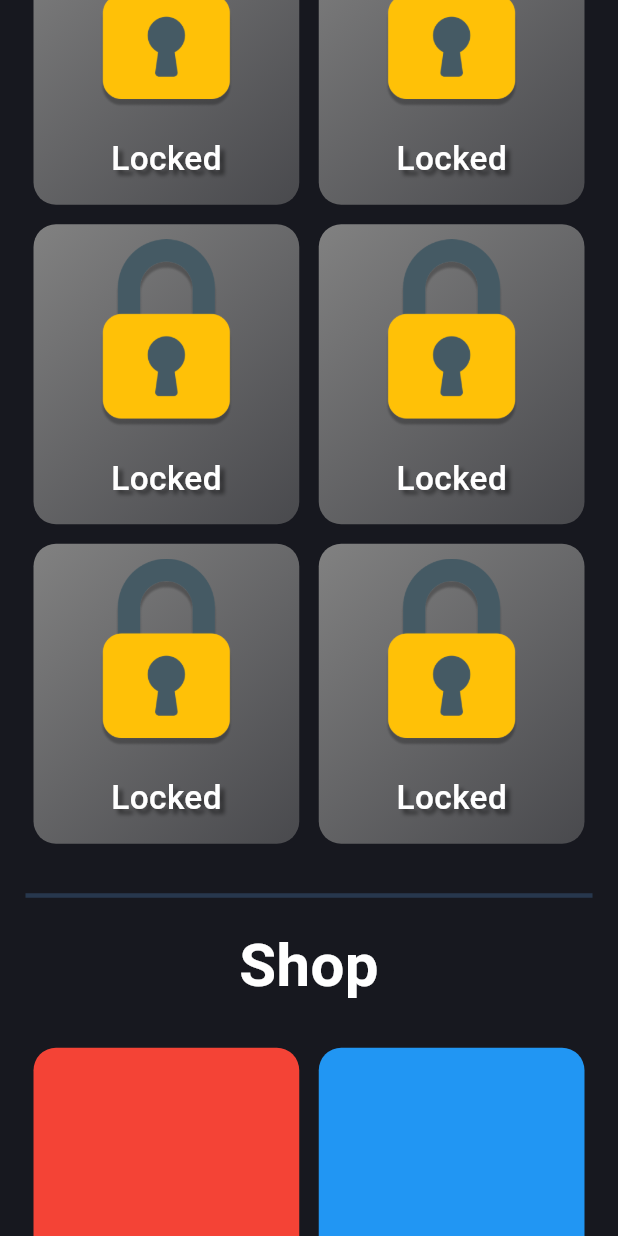
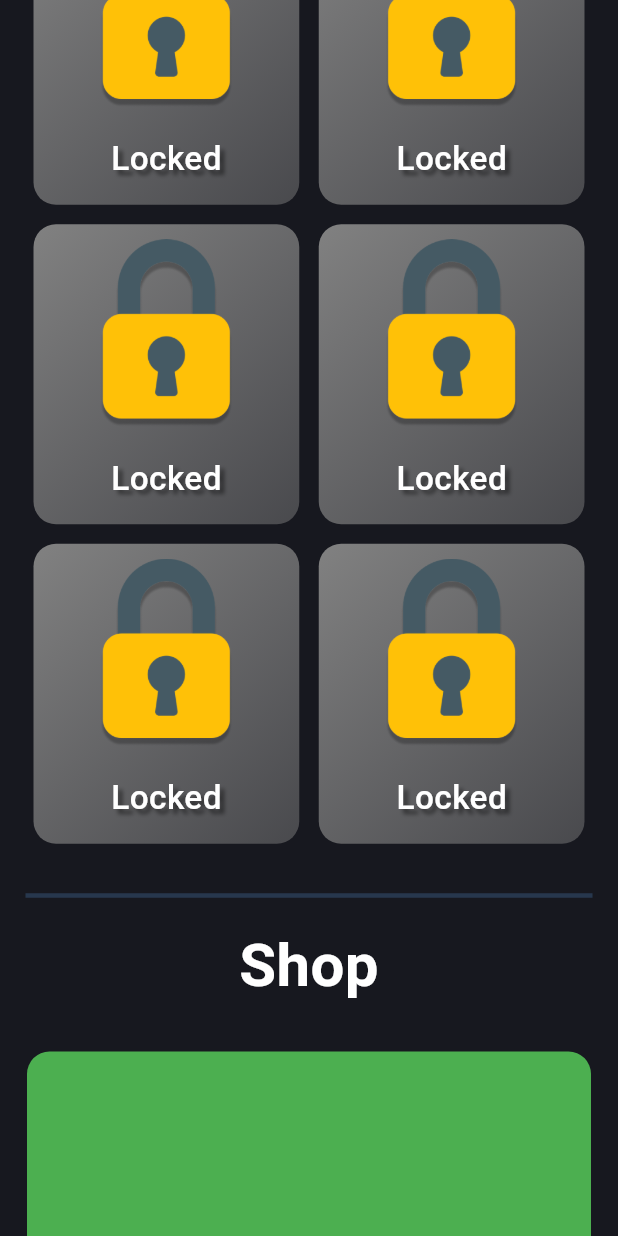
Before and after one commit to AlexPop576/patrocle_repository, a Flutter app: the Inventory screen opened directly, scrolled down 576 dp, on a phone screen of 412 x 824 dp. Run offline on Flutter 3.47's test engine with Material 3 defaults, Android fonts, the light colour scheme and no system bars; our stand-ins replace google_nav_bar, lottie, page_transition, sqflite, sqflite_common_ffi; missing offline and left inert: translator; accounts and stored records are empty.

Commit message:
shop changes

```diff
--- /dev/null
+++ b/lib/Components/shop_tile.dart
@@ -0,0 +1,26 @@
+import 'package:flutter/material.dart';
+
+class ShopTile extends StatelessWidget {
+  ShopTile({super.key, required this.colorIndex});
+  int? colorIndex = 1;
+  List<Color> color = [
+    Colors.blue,
+    Colors.red,
+    Colors.green,
+  ];
+
+  @override
+  Widget build(BuildContext context) {
+    return Padding(
+      padding: const EdgeInsets.symmetric(vertical: 9, horizontal: 18),
+      child: Container(
+        height: 200,
+        width: MediaQuery.of(context).size.width * 0.43,
+        decoration: BoxDecoration(
+          color: color[colorIndex!],
+          borderRadius: const BorderRadius.all(Radius.circular(15)),
+        ),
+      )
+    );
+  }
+}
--- a/lib/Homepage/inventory.dart
+++ b/lib/Homepage/inventory.dart
@@ -1,5 +1,6 @@
 import 'package:flutter/material.dart';
 import 'package:lottie/lottie.dart';
+import 'package:patrocle/Components/shop_tile.dart';
 import 'package:patrocle/Components/trophy_tile.dart';
 
 import '../Database/database_helper.dart';
@@ -157,35 +158,9 @@
                       physics: NeverScrollableScrollPhysics(),
                       itemCount: 4,
                       itemBuilder: (context, index) {
-                        int newIndex = index * 2 + 1;
-                        return Row(
-                          mainAxisAlignment: MainAxisAlignment.center,
-                          children: [
-                            Padding(
-                              padding: const EdgeInsets.all(6.5),
-                              child: Container(
-                                height: 200,
-                                width: MediaQuery.of(context).size.width * 0.43,
-                                decoration: BoxDecoration(
-                                  color: Colors.red,
-                                  borderRadius:
-                                      const BorderRadius.all(Radius.circular(15)),
-                                ),
-                              ),
-                            ),
-                            Padding(
-                              padding: const EdgeInsets.all(6.5),
-                              child: Container(
-                                height: 200,
-                                width: MediaQuery.of(context).size.width * 0.43,
-                                decoration: BoxDecoration(
-                                  color: Colors.blue,
-                                  borderRadius:
-                                      const BorderRadius.all(Radius.circular(15)),
-                                ),
-                              ),
-                            ),
-                          ],
+                        return ShopTile(
+
+                          colorIndex: 2,
                         );
                       },
                     );
--- a/lib/Quizpage/quizpage.dart
+++ b/lib/Quizpage/quizpage.dart
@@ -729,6 +729,7 @@
       return Lesson(
         country: country,
         subject: subject,
+        language: language,
       );
     } else if (pageIndex != pageMax + 1) {
       final question = questions[questionNumber[pageIndex - 1]];
@@ -741,6 +742,7 @@
       final int questionType = int.parse(question['type'].toString());
 
       if (questionType == 1) {
+
         return TestPage1(
           key: ValueKey('TestPage1-${pageIndex}'),
           getAnswerFunction: getAnswer,
@@ -749,6 +751,7 @@
           answersJSON: question['answer'].toString(),
           correct_answer: question['correct_answer'].toString(),
           givenAnswer: 0,
+          language: language,
         );
       } else if (questionType == 2) {
         return TestPage2(
@@ -756,12 +759,14 @@
           getAnswerFunction: getAnswer,
           question: question['question_text'].toString(),
           answer: question['correct_answer'].toString(),
+          language: language,
         );
       } else if (questionType == 3) {
         return TestPage3(
           key: ValueKey('TestPage4-${pageIndex}'),
           getAnswerFunction: getAnswer,
           answers: question['answer'].toString(),
+          language: language,
         );
       } else if (questionType == 4) {
         return TestPage4(
@@ -769,6 +774,7 @@
           getAnswerFunction: getAnswer,
           answer: int.parse(question['correct_answer']),
           question: question['question_text'].toString(),
+          language: language,
         );
       } else {
         print('Unexpected Question Type: $questionType');
--- a/lib/Theme/translations.dart
+++ b/lib/Theme/translations.dart
@@ -87,6 +87,7 @@
       "Access" : "Access",
       "Lessons" : "Lessons",
       "You`ve got 1 correct answer!" : "You`ve got 1 correct answer!",
+      "Match the words with the help of the colors:" : "Match the words with the help of the colors:",
       "EP_QMSG" : "Do you want to stop editing your profile? If you quit, you`ll lose your progress.",
       "QP_QMSG" : "Do you want to end your learning session? If you quit, you`ll lose your progress.",
       "AP_QMSG" : "Do you want to quit adding the test? If you quit, you`ll lose your work.",
@@ -372,6 +373,7 @@
       "Access" : "Acces",
       "Lessons" : "Lecții",
       "You`ve got 1 correct answer!" : "Ai 1 raspuns corect!",
+      "Match the words with the help of the colors:" : "Potrivește cuvintele cu ajutorul culorilor:",
       "EP_QMSG" : "Vrei să nu-ți mai editezi profilul? Dacă renunți, îți vei pierde progresul.",
       "QP_QMSG" : "Vrei să închei sesiunea de învățare? Dacă renunți, vei pierde progresul tău.",
       "AP_QMSG" : "Vrei să renunți la adăugarea testului? Dacă renunți, îți vei pierde munca.",
@@ -657,6 +659,7 @@
       "Access" : "Hozzáférés",
       "Lessons" : "Orák",
       "You`ve got 1 correct answer!" : "Egy helyes válaszod van!",
+      "Match the words with the help of the colors:" : "Párosítsd a szavakat a színek segítségével:",
       "EP_QMSG" : "Akarja abbahagyni a profil szerkesztését? Ha kilép, elveszíti az előrehaladását.",
       "QP_QMSG" : "Szeretnéd befejezni a tanulási szakaszod? Ha kilépsz, elveszíted a haladásodat.",
       "AP_QMSG" : "Szeretnéd abbahagyni a teszt hozzáadását? Ha abbahagyod, elveszíted a munkádat.",
@@ -942,6 +945,7 @@
       "Access" : "Acceso",
       "Lessons" : "Lecciones",
       "You`ve got 1 correct answer!" : "¡Tienes 1 respuesta correcta!",
+      "Match the words with the help of the colors:" : "Empareja las palabras con la ayuda de los colores:",
       "EP_QMSG" : "¿Quieres dejar de editar tu perfil? Si lo haces, perderás tu progreso",
       "QP_QMSG" : "¿Quieres finalizar tu sesión de aprendizaje? Si sales, perderás tu progreso.",
       "AP_QMSG" : "¿Quieres dejar de añadir la prueba? Si dejas de hacerlo, perderás tu trabajo.",
--- a/pubspec.yaml
+++ b/pubspec.yaml
@@ -41,6 +41,7 @@
   path_provider:
   google_nav_bar: ^5.0.6
   cupertino_icons: ^1.0.2
+  translator:
 
 dev_dependencies:
   flutter_test:
```
Also changed, not shown: lib/Quizpage/lesson.dart (+29 -5 lines), lib/Quizpage/testpage1.dart (+44 -6 lines), lib/Quizpage/testpage2.dart (+30 -2 lines), lib/Quizpage/testpage3.dart (+56 -43 lines), lib/Quizpage/testpage4.dart (+30 -3 lines), pubspec.lock.
